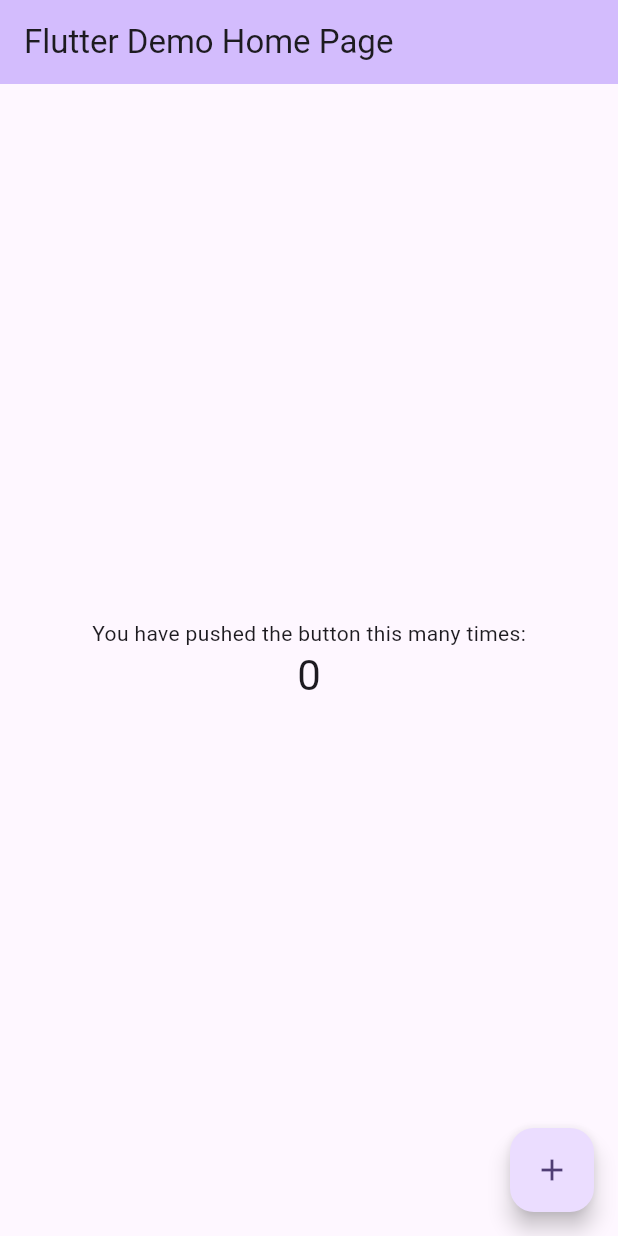
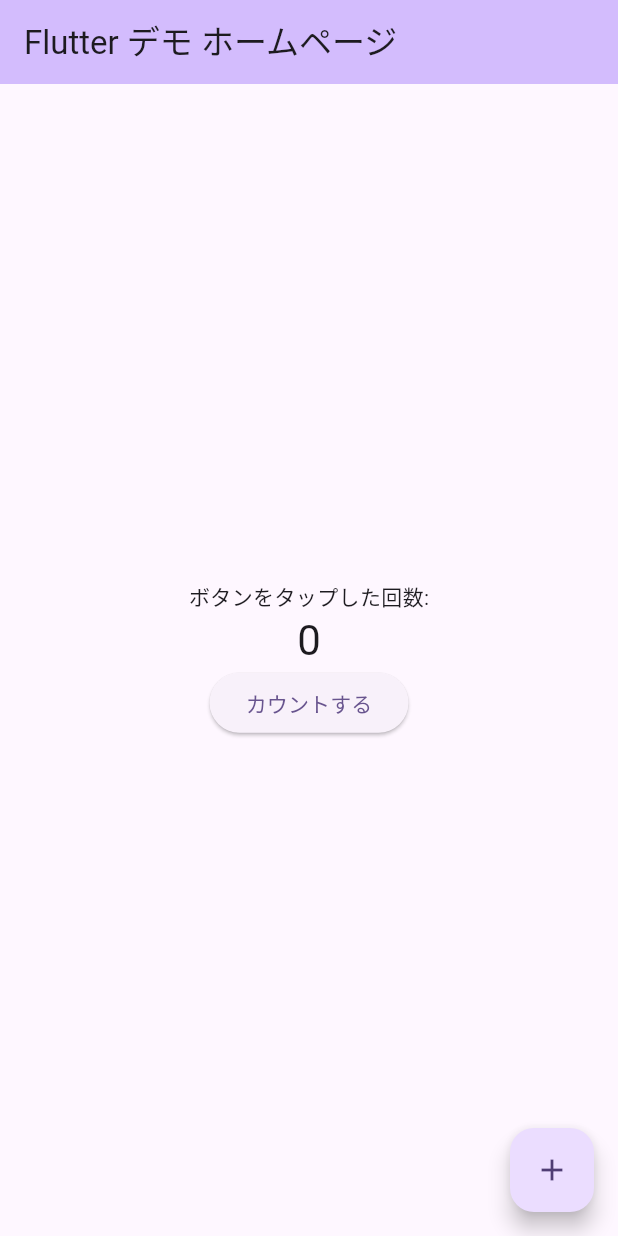
Before and after one commit to seyamasan/flutter_application, a Flutter app: the screen it shows after launch, on a phone screen of 412 x 824 dp. Run offline on Flutter 3.47's test engine with Material 3 defaults, Android fonts, the phone set to English and light mode, and no system bars.

Commit message:
コメント削除とボタン追加してみた

```diff
--- a/lib/main.dart
+++ b/lib/main.dart
@@ -7,46 +7,22 @@ void main() {
 class MyApp extends StatelessWidget {
   const MyApp({super.key});
 
-  // This widget is the root of your application.
   @override
   Widget build(BuildContext context) {
     return MaterialApp(
-      title: 'Flutter Demo',
+      title: 'Flutter デモ',
       theme: ThemeData(
-        // This is the theme of your application.
-        //
-        // TRY THIS: Try running your application with "flutter run". You'll see
-        // the application has a purple toolbar. Then, without quitting the app,
-        // try changing the seedColor in the colorScheme below to Colors.green
-        // and then invoke "hot reload" (save your changes or press the "hot
-        // reload" button in a Flutter-supported IDE, or press "r" if you used
-        // the command line to start the app).
-        //
-        // Notice that the counter didn't reset back to zero; the application
-        // state is not lost during the reload. To reset the state, use hot
-        // restart instead.
-        //
-        // This works for code too, not just values: Most code changes can be
-        // tested with just a hot reload.
         colorScheme: ColorScheme.fromSeed(seedColor: Colors.deepPurple),
         useMaterial3: true,
       ),
-      home: const MyHomePage(title: 'Flutter Demo Home Page'),
+      home: const MyHomePage(title: 'Flutter デモ ホームページ'),
     );
   }
 }
 
+// StatefulWidgetを継承することで、ボタンタップするたびにviewを再描画できている
 class MyHomePage extends StatefulWidget {
   const MyHomePage({super.key, required this.title});
-
-  // This widget is the home page of your application. It is stateful, meaning
-  // that it has a State object (defined below) that contains fields that affect
-  // how it looks.
-
-  // This class is the configuration for the state. It holds the values (in this
-  // case the title) provided by the parent (in this case the App widget) and
-  // used by the build method of the State. Fields in a Widget subclass are
-  // always marked "final".
 
   final String title;
 
@@ -59,67 +35,42 @@ class _MyHomePageState extends State<MyHomePage> {
 
   void _incrementCounter() {
     setState(() {
-      // This call to setState tells the Flutter framework that something has
-      // changed in this State, which causes it to rerun the build method below
-      // so that the display can reflect the updated values. If we changed
-      // _counter without calling setState(), then the build method would not be
-      // called again, and so nothing would appear to happen.
       _counter++;
     });
   }
 
   @override
   Widget build(BuildContext context) {
-    // This method is rerun every time setState is called, for instance as done
-    // by the _incrementCounter method above.
-    //
-    // The Flutter framework has been optimized to make rerunning build methods
-    // fast, so that you can just rebuild anything that needs updating rather
-    // than having to individually change instances of widgets.
     return Scaffold(
       appBar: AppBar(
-        // TRY THIS: Try changing the color here to a specific color (to
-        // Colors.amber, perhaps?) and trigger a hot reload to see the AppBar
-        // change color while the other colors stay the same.
         backgroundColor: Theme.of(context).colorScheme.inversePrimary,
-        // Here we take the value from the MyHomePage object that was created by
-        // the App.build method, and use it to set our appbar title.
         title: Text(widget.title),
       ),
       body: Center(
-        // Center is a layout widget. It takes a single child and positions it
-        // in the middle of the parent.
         child: Column(
-          // Column is also a layout widget. It takes a list of children and
-          // arranges them vertically. By default, it sizes itself to fit its
-          // children horizontally, and tries to be as tall as its parent.
-          //
-          // Column has various properties to control how it sizes itself and
-          // how it positions its children. Here we use mainAxisAlignment to
-          // center the children vertically; the main axis here is the vertical
-          // axis because Columns are vertical (the cross axis would be
-          // horizontal).
-          //
-          // TRY THIS: Invoke "debug painting" (choose the "Toggle Debug Paint"
-          // action in the IDE, or press "p" in the console), to see the
-          // wireframe for each widget.
           mainAxisAlignment: MainAxisAlignment.center,
           children: <Widget>[
             const Text(
-              'You have pushed the button this many times:',
+              'ボタンをタップした回数:',
             ),
             Text(
               '$_counter',
               style: Theme.of(context).textTheme.headlineMedium,
             ),
+            ElevatedButton(
+              onPressed: () { // タップ時の処理もラムダ式で書ける
+                _incrementCounter();
+              },
+              child: const Text('カウントする'),
+            )
           ],
         ),
       ),
       floatingActionButton: FloatingActionButton(
-        onPressed: _incrementCounter,
-        tooltip: 'Increment',
+        onPressed: _incrementCounter, // タップしたら関数呼び出している
+        tooltip: 'カウントする',
         child: const Icon(Icons.add),
-      ), // This trailing comma makes auto-formatting nicer for build methods.
+      ),
     );
   }
 }
```
